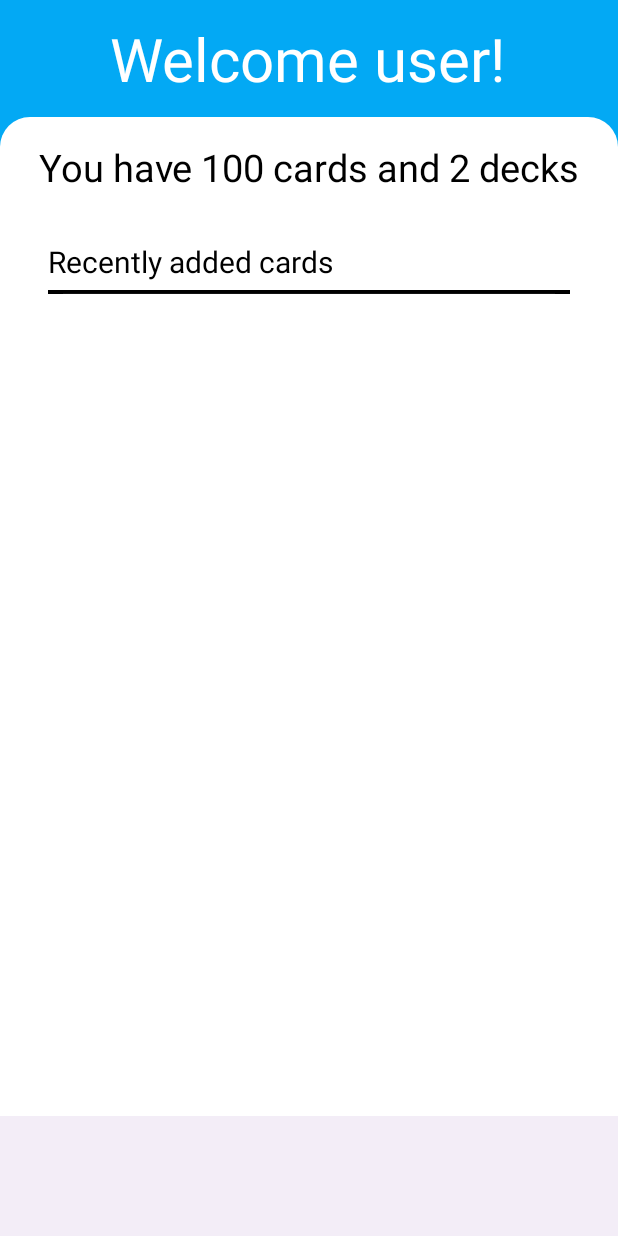
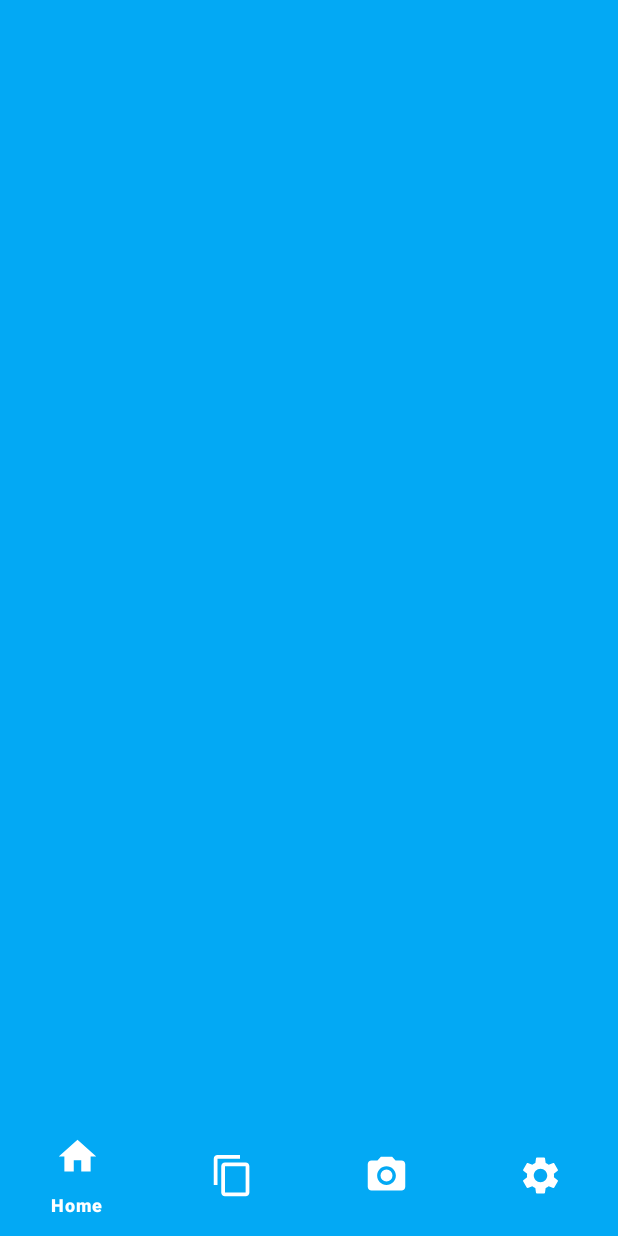
Before and after one commit to krowley011/DeckVault, an Android app: the HomePage screen opened directly, with no data from a screen before it, on a phone screen of 412 x 824 dp. Run offline under Robolectric (Android 15) with nearby library versions, the phone set to English and light mode, and no system bars.

Commit message:
Implemented navigation bar

```diff
--- /dev/null
+++ b/app/src/main/res/drawable/cards.xml
@@ -0,0 +1,5 @@
+<vector android:height="24dp" android:tint="#000000"
+    android:viewportHeight="24" android:viewportWidth="24"
+    android:width="24dp" xmlns:android="http://schemas.android.com/apk/res/android">
+    <path android:fillColor="@android:color/white" android:pathData="M16,1L4,1c-1.1,0 -2,0.9 -2,2v14h2L4,3h12L16,1zM19,5L8,5c-1.1,0 -2,0.9 -2,2v14c0,1.1 0.9,2 2,2h11c1.1,0 2,-0.9 2,-2L21,7c0,-1.1 -0.9,-2 -2,-2zM19,21L8,21L8,7h11v14z"/>
+</vector>
--- a/app/src/main/res/layout/activity_home_page.xml
+++ b/app/src/main/res/layout/activity_home_page.xml
@@ -10,6 +10,7 @@
     <FrameLayout
         android:layout_width="0dp"
         android:layout_height="0dp"
+        android:id="@+id/frame_layout"
         app:layout_constraintBottom_toTopOf="@+id/bottomNavigationView"
         app:layout_constraintEnd_toEndOf="parent"
         app:layout_constraintStart_toStartOf="parent"
@@ -17,99 +18,19 @@
 
     </FrameLayout>
 
-    <ImageView
-        android:id="@+id/rectangle"
-        android:layout_width="0dp"
-        android:layout_height="0dp"
-        app:layout_constraintBottom_toBottomOf="parent"
-        app:layout_constraintEnd_toEndOf="parent"
-        app:layout_constraintHorizontal_bias="0.5"
-        app:layout_constraintStart_toStartOf="parent"
-        app:layout_constraintTop_toBottomOf="@+id/toolbar"
-        app:srcCompat="@drawable/rectangle" />
-
-    <androidx.appcompat.widget.Toolbar
-        android:id="@+id/toolbar"
-        android:layout_width="409dp"
-        android:layout_height="78dp"
-        android:background="#03A9F4"
-        android:minHeight="?attr/actionBarSize"
-        android:theme="?attr/actionBarTheme"
-        app:layout_constraintEnd_toEndOf="parent"
-        app:layout_constraintHorizontal_bias="0.0"
-        app:layout_constraintStart_toStartOf="parent"
-        app:layout_constraintTop_toTopOf="parent" />
-
-    <TextView
-        android:id="@+id/wel_user"
-        android:layout_width="wrap_content"
-        android:layout_height="wrap_content"
-        android:text="Welcome user!"
-        android:textColor="#FFFFFF"
-        android:textSize="40sp"
-        app:layout_constraintBottom_toTopOf="@+id/rectangle"
-        app:layout_constraintEnd_toEndOf="parent"
-        app:layout_constraintHorizontal_bias="0.496"
-        app:layout_constraintStart_toStartOf="parent"
-        app:layout_constraintTop_toTopOf="@+id/toolbar" />
-
-    <TextView
-        android:id="@+id/hpOverviewTV"
-        android:layout_width="wrap_content"
-        android:layout_height="wrap_content"
-        android:layout_marginTop="16dp"
-        android:text="You have 100 cards and 2 decks"
-        android:textColor="#000000"
-        android:textSize="25sp"
-        app:layout_constraintEnd_toEndOf="parent"
-        app:layout_constraintStart_toStartOf="parent"
-        app:layout_constraintTop_toTopOf="@+id/rectangle" />
-
-    <ImageView
-        android:id="@+id/hpDivider"
-        android:layout_width="fill_parent"
-        android:layout_height="wrap_content"
-        android:layout_marginStart="32dp"
-        android:layout_marginTop="5dp"
-        android:layout_marginEnd="32dp"
-        android:background="#000000"
-        android:paddingLeft="10dp"
-        android:paddingTop="2dp"
-        android:paddingRight="10dp"
-        android:scaleType="fitXY"
-        android:src="@android:drawable/divider_horizontal_dark"
-        app:layout_constraintEnd_toEndOf="parent"
-        app:layout_constraintHorizontal_bias="1.0"
-        app:layout_constraintStart_toStartOf="parent"
-        app:layout_constraintTop_toBottomOf="@+id/hpRecentsTV" />
-
-    <androidx.recyclerview.widget.RecyclerView
-        android:layout_width="259dp"
-        android:layout_height="343dp"
-        android:layout_marginTop="24dp"
-        app:layout_constraintEnd_toEndOf="parent"
-        app:layout_constraintStart_toStartOf="parent"
-        app:layout_constraintTop_toBottomOf="@+id/hpDivider" />
-
-    <TextView
-        android:id="@+id/hpRecentsTV"
-        android:layout_width="wrap_content"
-        android:layout_height="wrap_content"
-        android:layout_marginStart="32dp"
-        android:layout_marginTop="32dp"
-        android:text="Recently added cards"
-        android:textColor="#000000"
-        android:textSize="20sp"
-        app:layout_constraintStart_toStartOf="parent"
-        app:layout_constraintTop_toBottomOf="@+id/hpOverviewTV" />
-
     <com.google.android.material.bottomnavigation.BottomNavigationView
         android:id="@+id/bottomNavigationView"
         android:layout_width="0dp"
         android:layout_height="wrap_content"
         app:layout_constraintBottom_toBottomOf="parent"
         app:layout_constraintEnd_toEndOf="parent"
-        app:layout_constraintStart_toStartOf="parent">
+        app:layout_constraintStart_toStartOf="parent"
+        app:menu="@menu/bottom_nav"
+        android:background="@color/blue"
+        app:itemIconTint="@color/white"
+        app:itemTextColor="@color/white"
+        app:itemIconSize="30dp"
+        app:itemActiveIndicatorStyle="@style/App.Custom.Indicator">
 
     </com.google.android.material.bottomnavigation.BottomNavigationView>
 
--- /dev/null
+++ b/app/src/main/res/menu/bottom_nav.xml
@@ -0,0 +1,19 @@
+<?xml version="1.0" encoding="utf-8"?>
+<menu xmlns:android="http://schemas.android.com/apk/res/android">
+    <item
+        android:title="Home"
+        android:id="@+id/home_bn"
+        android:icon="@drawable/home"/>
+    <item
+        android:title="Decks"
+        android:id="@+id/decks_bn"
+        android:icon="@drawable/cards"/>
+    <item
+        android:title="Camera"
+        android:id="@+id/camera_bn"
+        android:icon="@drawable/camera"/>
+    <item
+        android:title="Settings"
+        android:id="@+id/settings_bn"
+        android:icon="@drawable/settings"/>
+</menu>
```
